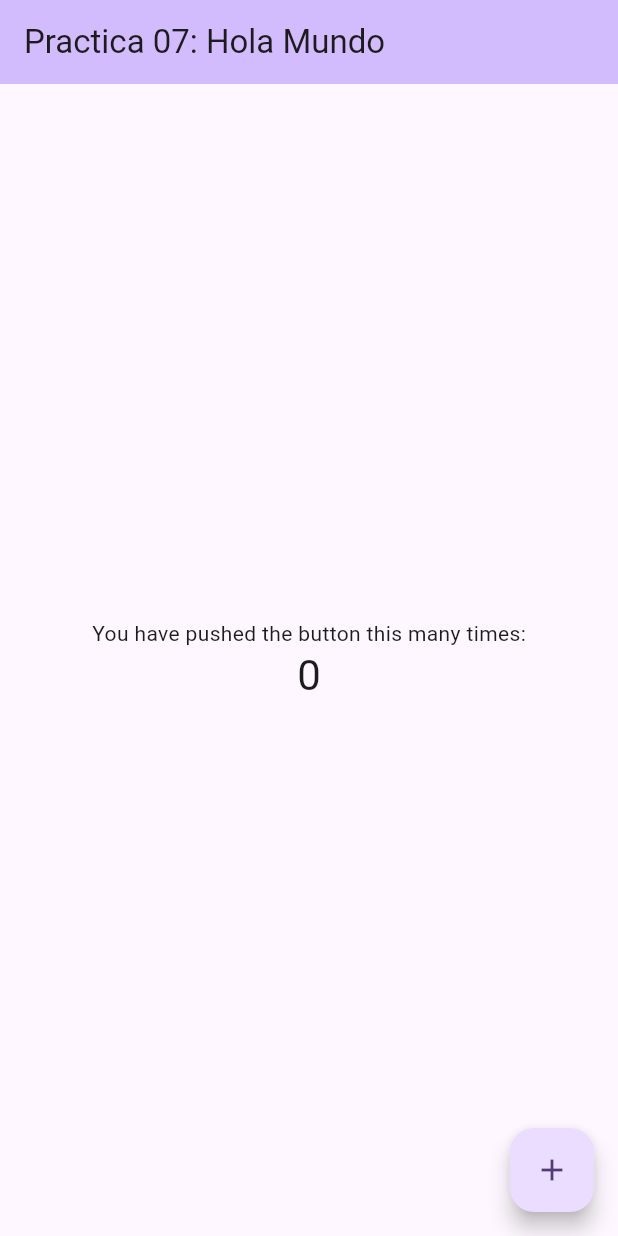
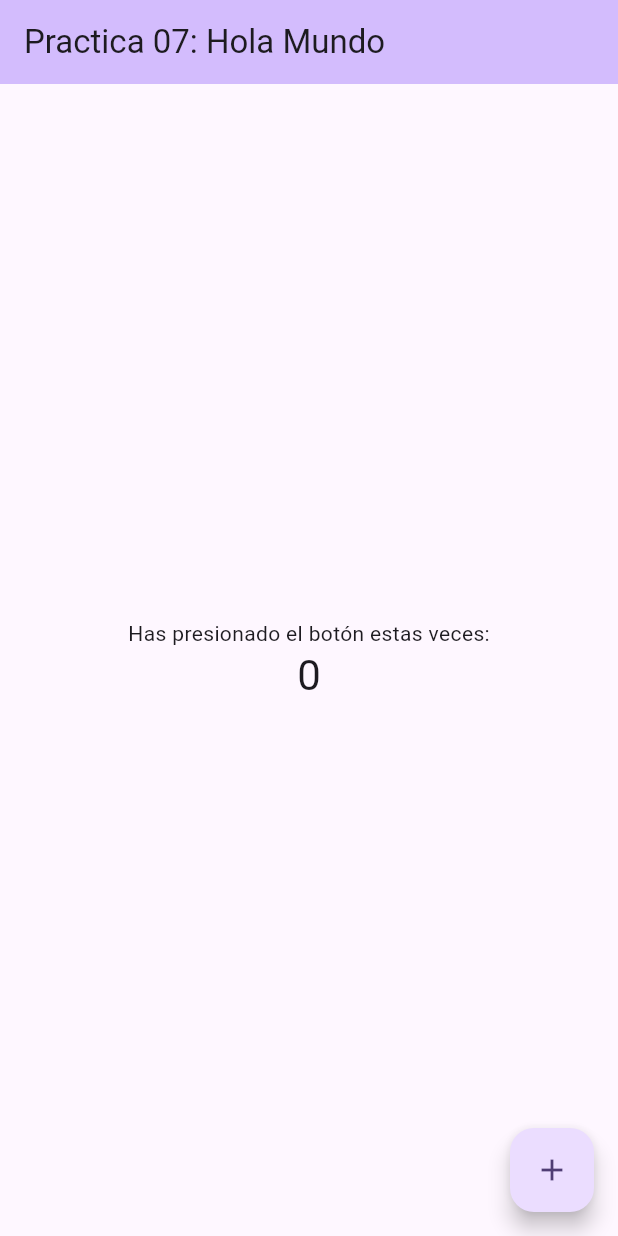
Before and after one commit to sebasinmiedo/mi_app_flutter, a Flutter app: the screen it shows after launch, on a phone screen of 412 x 824 dp. Run offline on Flutter 3.47's test engine with Material 3 defaults, Android fonts, the phone set to English and light mode, and no system bars.

Commit message:
Segundo commit - Proyecto Flutter

```diff
--- a/lib/main.dart
+++ b/lib/main.dart
@@ -106,7 +106,7 @@ class _MyHomePageState extends State<MyHomePage> {
           mainAxisAlignment: MainAxisAlignment.center,
           children: <Widget>[
             const Text(
-              'You have pushed the button this many times:',
+              'Has presionado el botón estas veces:',
             ),
             Text(
               '$_counter',
```
